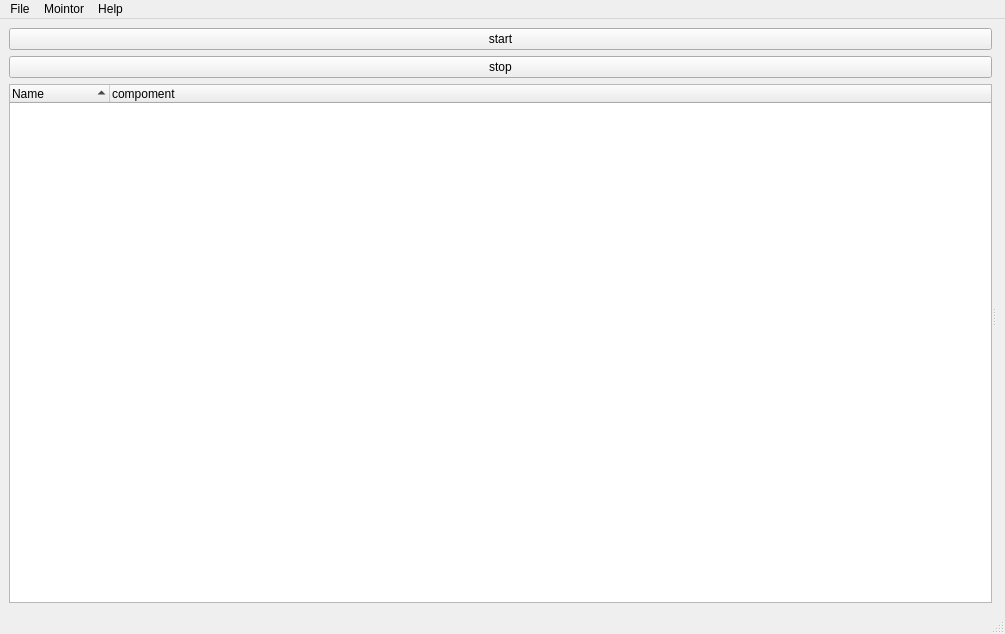
Old version of the form core/mainwindow.ui in the repository kmolLin/Pyquino.
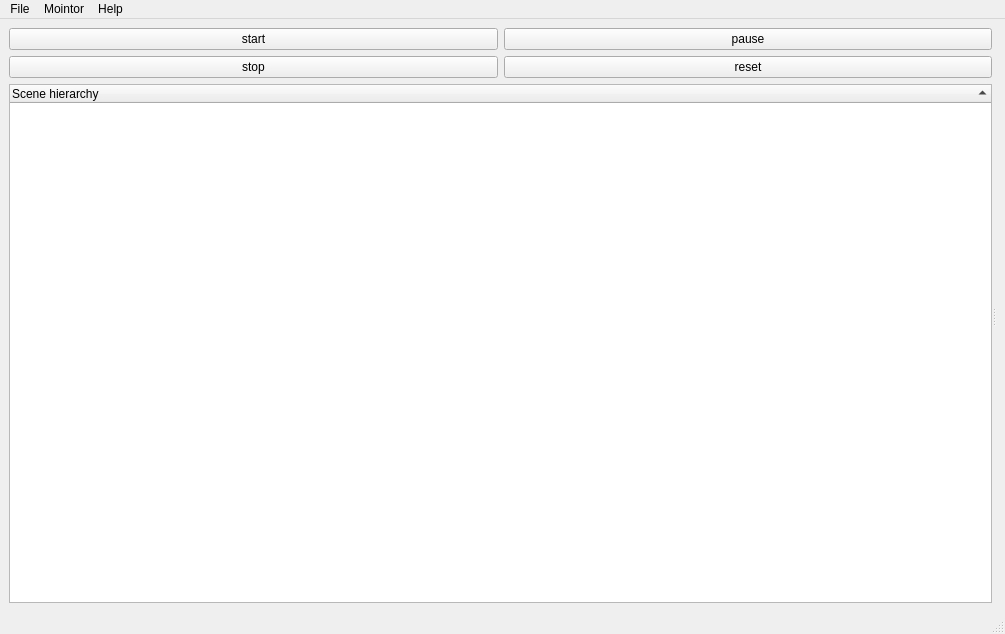
New version of the form. Icons and pictures are not drawn.

Commit message: update tree widgets method to update(not yet)

Patch:
```diff
--- a/core/mainwindow.ui
+++ b/core/mainwindow.ui
@@ -29,20 +29,6 @@
       </property>
       <widget class="QWidget" name="layoutWidget">
        <layout class="QVBoxLayout" name="verticalLayout_3">
-        <item>
-         <widget class="QPushButton" name="sim_start">
-          <property name="text">
-           <string>start</string>
-          </property>
-         </widget>
-        </item>
-        <item>
-         <widget class="QPushButton" name="sim_stop">
-          <property name="text">
-           <string>stop</string>
-          </property>
-         </widget>
-        </item>
         <item>
          <widget class="QWidget" name="treeWidget" native="true">
           <property name="contextMenuPolicy">
@@ -61,6 +47,38 @@
            <property name="bottomMargin">
             <number>0</number>
            </property>
+           <item>
+            <layout class="QGridLayout" name="gridLayout">
+             <item row="0" column="0">
+              <widget class="QPushButton" name="sim_start">
+               <property name="text">
+                <string>start</string>
+               </property>
+              </widget>
+             </item>
+             <item row="1" column="0">
+              <widget class="QPushButton" name="sim_stop">
+               <property name="text">
+                <string>stop</string>
+               </property>
+              </widget>
+             </item>
+             <item row="0" column="1">
+              <widget class="QPushButton" name="sim_pause">
+               <property name="text">
+                <string>pause</string>
+               </property>
+              </widget>
+             </item>
+             <item row="1" column="1">
+              <widget class="QPushButton" name="sim_reset">
+               <property name="text">
+                <string>reset</string>
+               </property>
+              </widget>
+             </item>
+            </layout>
+           </item>
            <item>
             <widget class="QTreeWidget" name="tree">
              <attribute name="headerShowSortIndicator" stdset="0">
@@ -68,12 +86,7 @@
              </attribute>
              <column>
               <property name="text">
-               <string>Name</string>
-              </property>
-             </column>
-             <column>
-              <property name="text">
-               <string>compoment</string>
+               <string>Scene hierarchy</string>
               </property>
              </column>
             </widget>
```
The commit also changes 7 other files.
